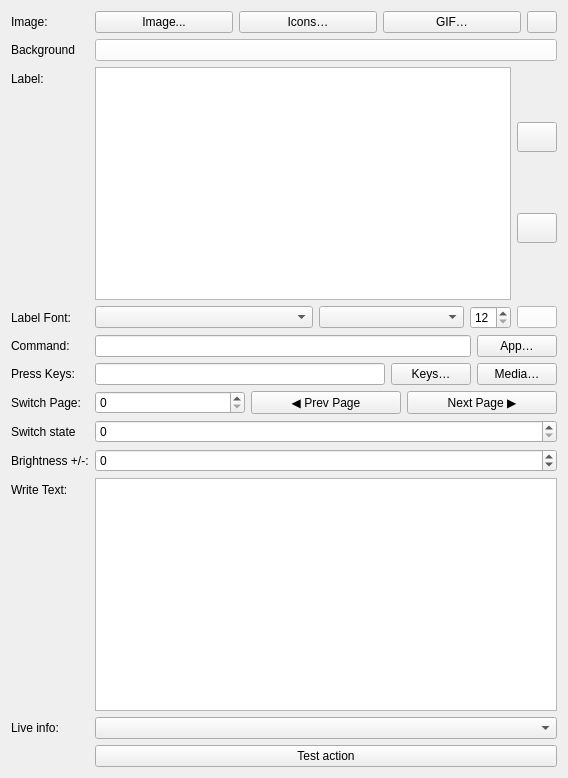
Above: streamdeck_ui/button.ui from KsmBl/streamdeck-linux-gui-KsmBl before the change. Below: the same form after it.
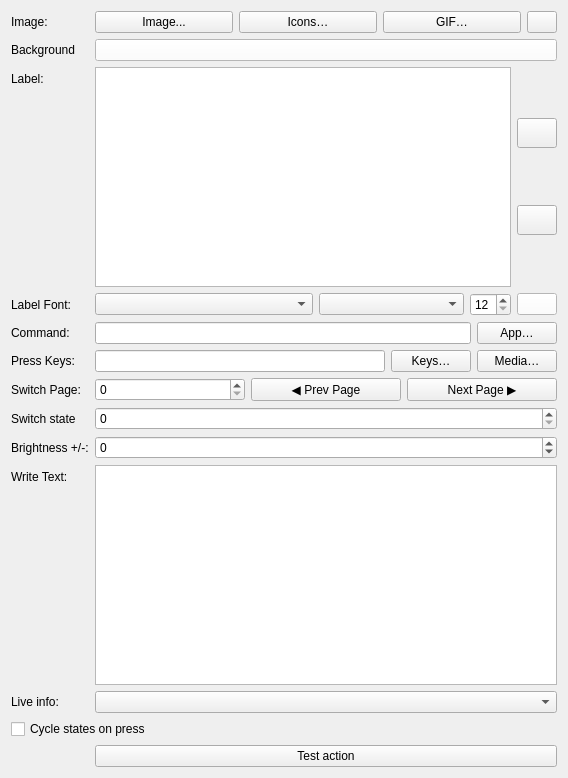
That is the form after the change. Icons and pictures are not drawn.

Commit message:
feat(buttons): toggle/cycle button states on press
Add a "Cycle states on press" checkbox to a button's configuration. When
enabled, each press advances the button to its next state (wrapping at the
end), so a multi-state button becomes a toggle — e.g. mute/unmute or
on/off with the icon changing to match.

Cycling is a button-wide behaviour, so the flag is stored on every state
of the button. The press handler advances over the existing states in
order and reflects the new state in the in-app preview.

```diff
--- a/streamdeck_ui/button.ui
+++ b/streamdeck_ui/button.ui
@@ -1284,7 +1284,17 @@
      </property>
     </widget>
    </item>
-   <item row="13" column="1">
+   <item row="13" column="0" colspan="2">
+    <widget class="QCheckBox" name="cycle_states">
+     <property name="toolTip">
+      <string>Each press advances this button to its next state (toggle)</string>
+     </property>
+     <property name="text">
+      <string>Cycle states on press</string>
+     </property>
+    </widget>
+   </item>
+   <item row="14" column="1">
     <widget class="QPushButton" name="test_action">
      <property name="toolTip">
       <string>Run this button's action now to test it</string>
```
The commit also changes 6 other files.
